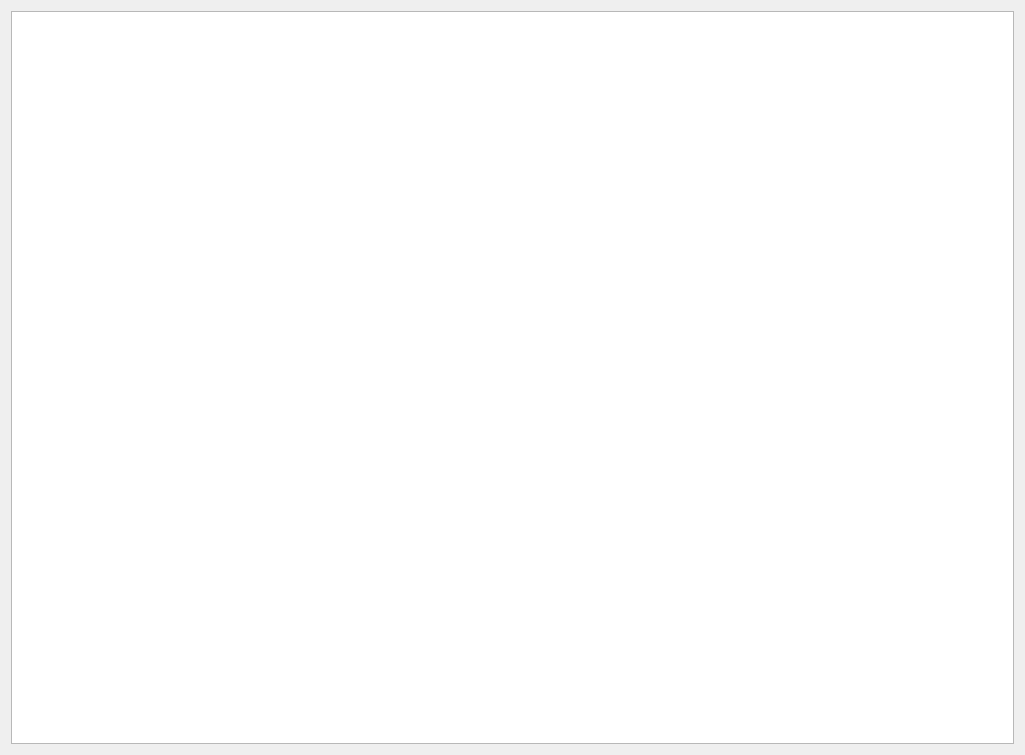
First picture: the form in src/ui/history_panel.ui, repository MisakaMikoto128/UDP_Oscilloscope, before the edit.
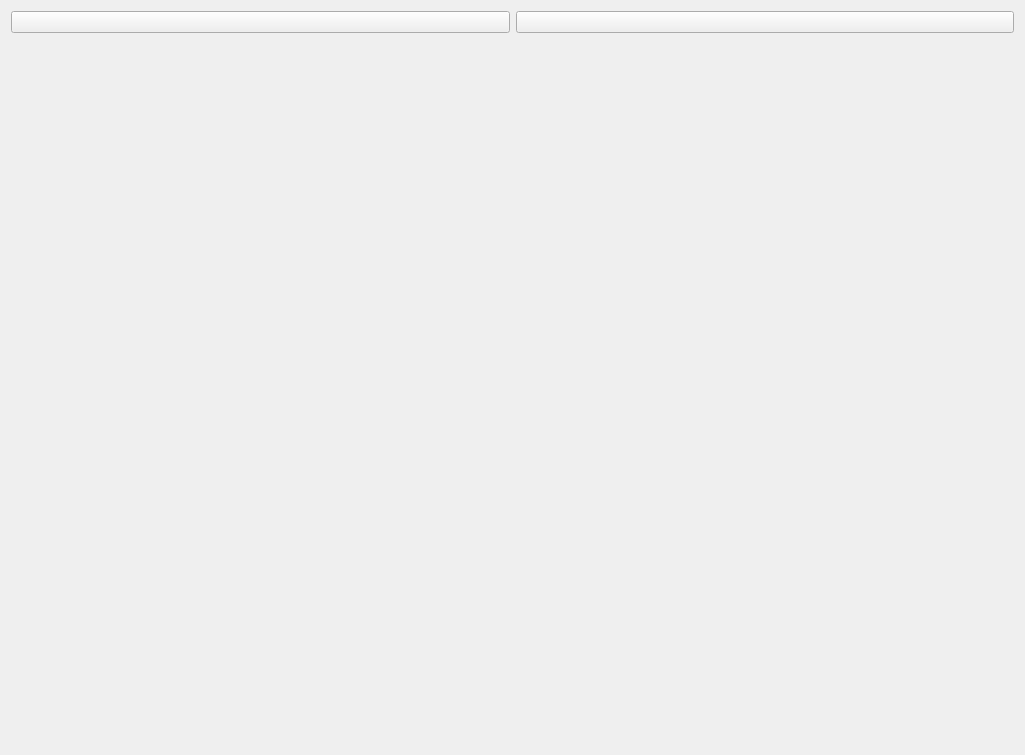
Second picture: the form after the edit. Custom widgets are drawn as their Qt base class.

Diff of the .ui file:
```diff
--- a/src/ui/history_panel.ui
+++ b/src/ui/history_panel.ui
@@ -13,37 +13,41 @@
   <property name="windowTitle">
    <string>Form</string>
   </property>
-  <layout class="QGridLayout" name="gridLayout">
+  <layout class="QGridLayout" name="gridLayout_2">
    <item row="0" column="0">
-    <widget class="TableWidget" name="table_history">
+    <widget class="CalendarPicker" name="calendar_picker_fault_history"/>
+   </item>
+   <item row="0" column="1">
+    <widget class="ComboBox" name="combo_box_devices"/>
+   </item>
+   <item row="1" column="0" colspan="2">
+    <widget class="CardWidget" name="card_fault_history">
      <property name="sizePolicy">
       <sizepolicy hsizetype="Expanding" vsizetype="Preferred">
        <horstretch>0</horstretch>
        <verstretch>0</verstretch>
       </sizepolicy>
      </property>
-     <property name="minimumSize">
-      <size>
-       <width>440</width>
-       <height>0</height>
-      </size>
-     </property>
-     <property name="font">
-      <font>
-       <pointsize>12</pointsize>
-      </font>
-     </property>
-     <property name="selectRightClickedRow">
-      <bool>true</bool>
-     </property>
+     <layout class="QGridLayout" name="gridLayout"/>
     </widget>
    </item>
   </layout>
  </widget>
  <customwidgets>
   <customwidget>
-   <class>TableWidget</class>
-   <extends>QTableWidget</extends>
+   <class>ComboBox</class>
+   <extends>QPushButton</extends>
+   <header>qfluentwidgets</header>
+  </customwidget>
+  <customwidget>
+   <class>CardWidget</class>
+   <extends>QFrame</extends>
+   <header>qfluentwidgets</header>
+   <container>1</container>
+  </customwidget>
+  <customwidget>
+   <class>CalendarPicker</class>
+   <extends>QPushButton</extends>
    <header>qfluentwidgets</header>
   </customwidget>
  </customwidgets>
```
